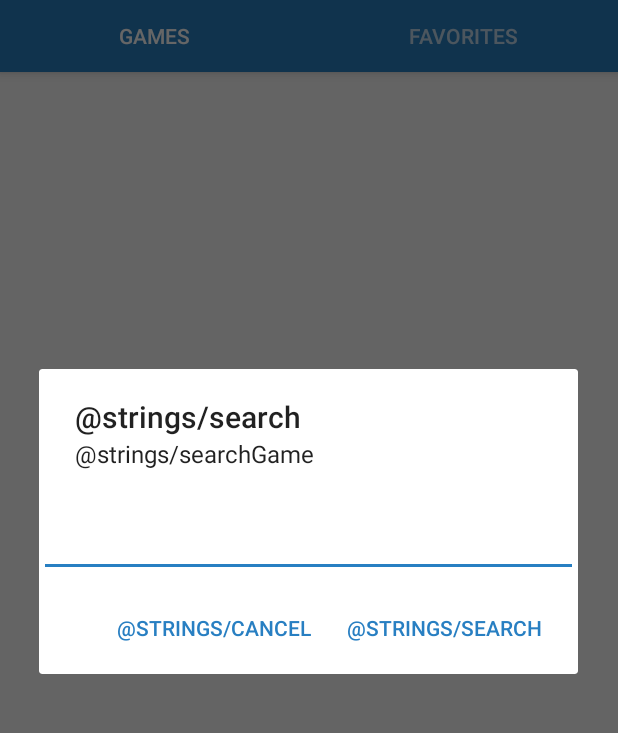
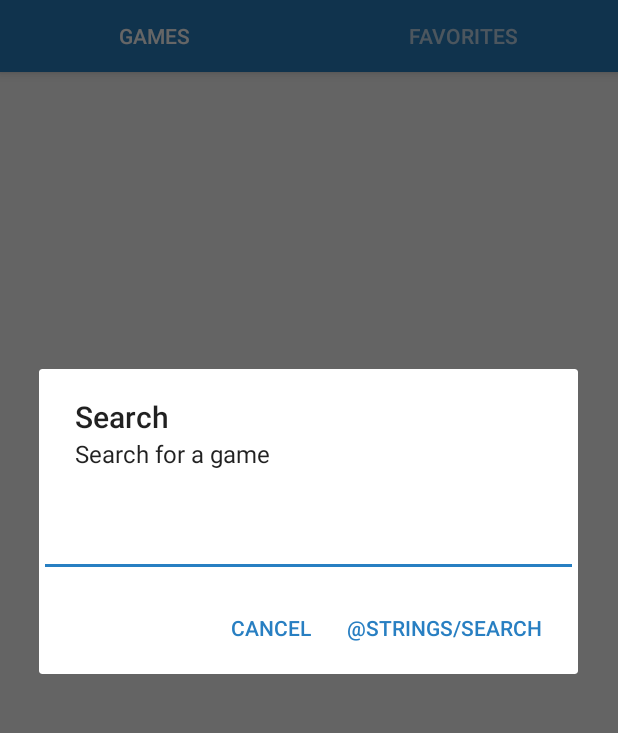
Before and after one commit to CWftw/How-Long-to-Beat, an Android app: the screen it shows after launch (MainActivity), after a tap on "Search", on a phone screen of 412 x 824 dp, the part 96-829 px from its top. Run offline under Robolectric (Android 15) with nearby library versions, the light colour scheme and no system bars; libraries missing offline, so code that uses them is left out: com.koushikdutta.ion; network calls fail; pictures from the network do not load; 1 statement that could not run was skipped.

Commit message:
Fix strings, run every 10 minutes

```diff
--- a/app/src/main/java/howlongtobeat/cwftw/me/howlongtobeat/UpdateService.java
+++ b/app/src/main/java/howlongtobeat/cwftw/me/howlongtobeat/UpdateService.java
@@ -93,15 +93,15 @@ public class UpdateService extends Service {
                 }
                 catch(IOException e)
                 {
-                    Log.d("How Long to Beat", e.getMessage());
+                    Log.i("How Long to Beat", e.getMessage());
                 }
             }
             }
         };
 
         timer = new Timer(true);
-        int delay = 1000;
-        int interval = 1000;
+        int delay = 60000;
+        int interval = 600000;
         timer.schedule(task, delay, interval);
     }
 
--- a/app/src/main/java/howlongtobeat/cwftw/me/howlongtobeat/activities/MainActivity.java
+++ b/app/src/main/java/howlongtobeat/cwftw/me/howlongtobeat/activities/MainActivity.java
@@ -99,8 +99,8 @@ public class MainActivity extends AppCompatActivity implements OnGameFragmentInt
         else if(id == R.id.action_search)
         {
             AlertDialog.Builder search = new AlertDialog.Builder(this);
-            search.setTitle("@strings/search");
-            search.setMessage("@strings/searchGame");
+            search.setTitle(getResources().getString(R.string.search));
+            search.setMessage(getResources().getString(R.string.searchGame));
 
             final EditText input = new EditText(this);
 
@@ -115,7 +115,7 @@ public class MainActivity extends AppCompatActivity implements OnGameFragmentInt
                 }
             });
 
-            search.setNegativeButton("@strings/cancel", new DialogInterface.OnClickListener()
+            search.setNegativeButton(getResources().getString(R.string.cancel), new DialogInterface.OnClickListener()
             {
                 public void onClick(DialogInterface dialog, int whichButton)
                 {
```
